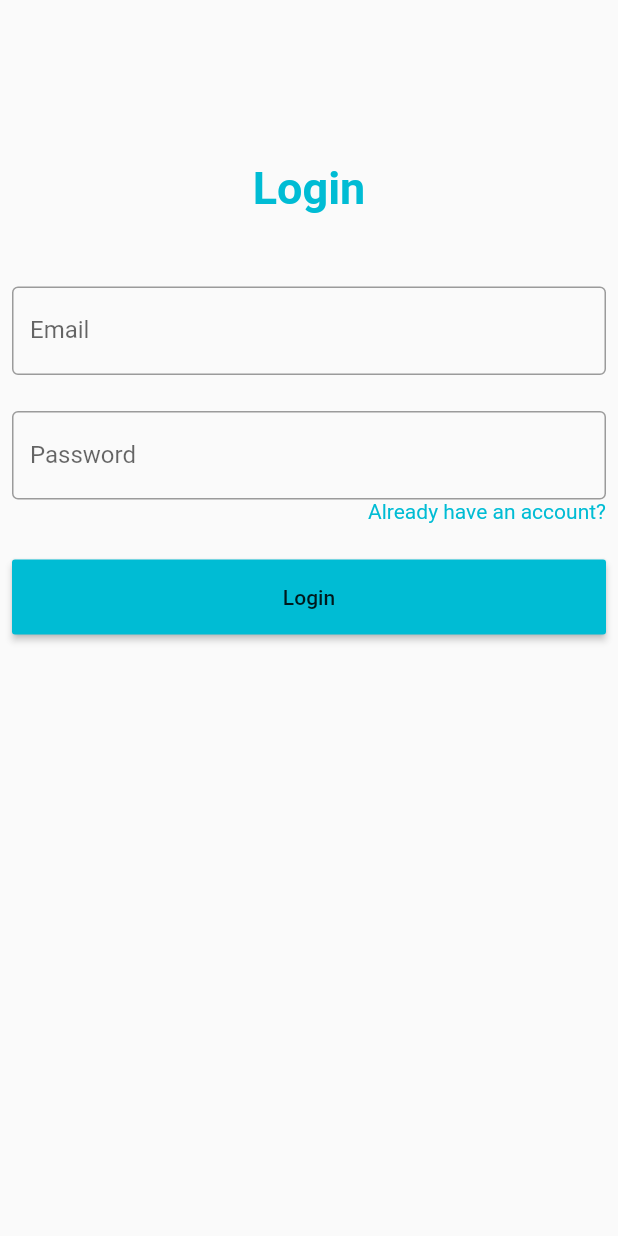
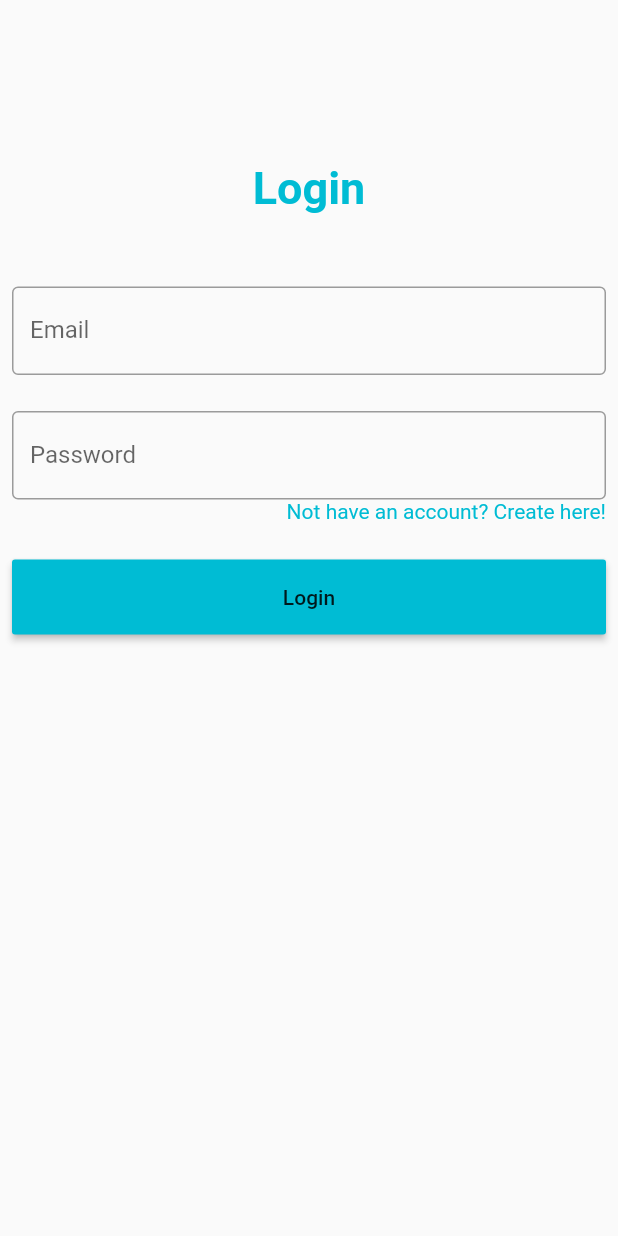
Before and after one commit to HaikalPWPB/flutter-news, a Flutter app: the screen it shows after launch, on a phone screen of 412 x 824 dp. Run offline on Flutter 3.47's test engine with Material 2 defaults, Android fonts, the phone set to English and light mode, and no system bars; our stand-ins replace shared_preferences.

```diff
--- a/lib/screen/login.dart
+++ b/lib/screen/login.dart
@@ -70,7 +70,7 @@ class LoginScreenState extends State<LoginScreen> {
                 mainAxisAlignment: MainAxisAlignment.end,
                 children: [
                   InkWell(
-                    child: Text('Already have an account?',
+                    child: Text('Not have an account? Create here!',
                       style: TextStyle(color: Colors.cyan),
                     ),
                     onTap: () {
--- a/pubspec.yaml
+++ b/pubspec.yaml
@@ -32,6 +32,7 @@ dependencies:
   shared_preferences: ^2.0.6
   google_fonts: ^2.1.0
   flutter_html: ^2.1.0
+  flappy_search_bar: ^1.7.2
 
 dev_dependencies:
   flutter_test:
```
Also changed, not shown: pubspec.lock.
